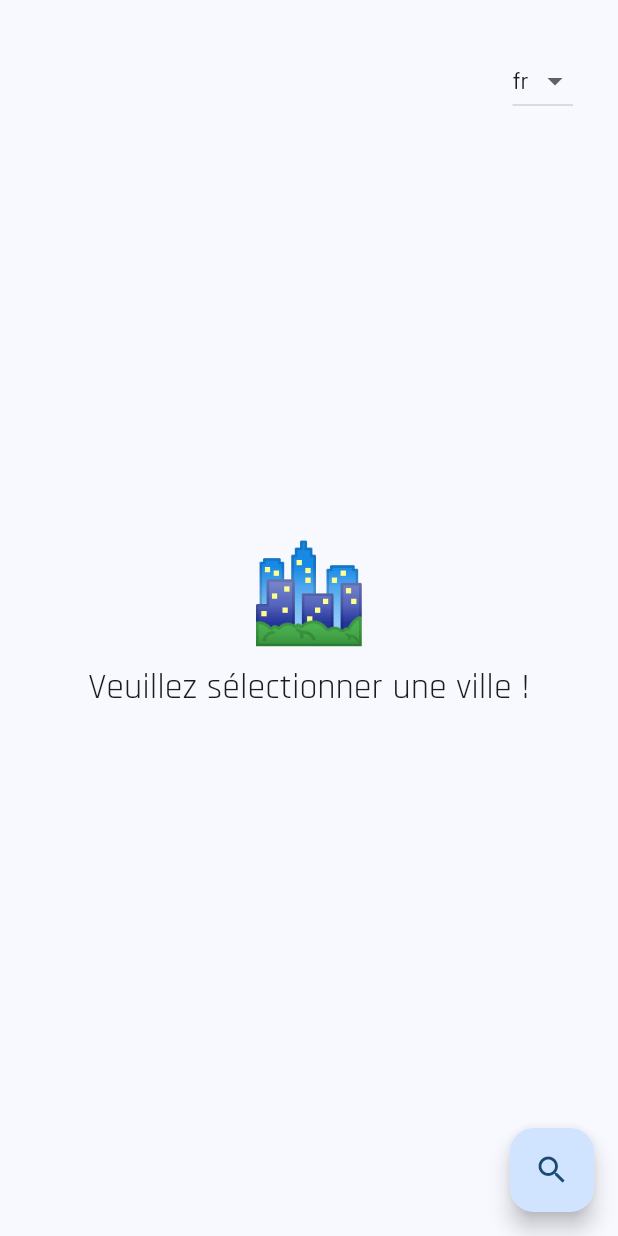
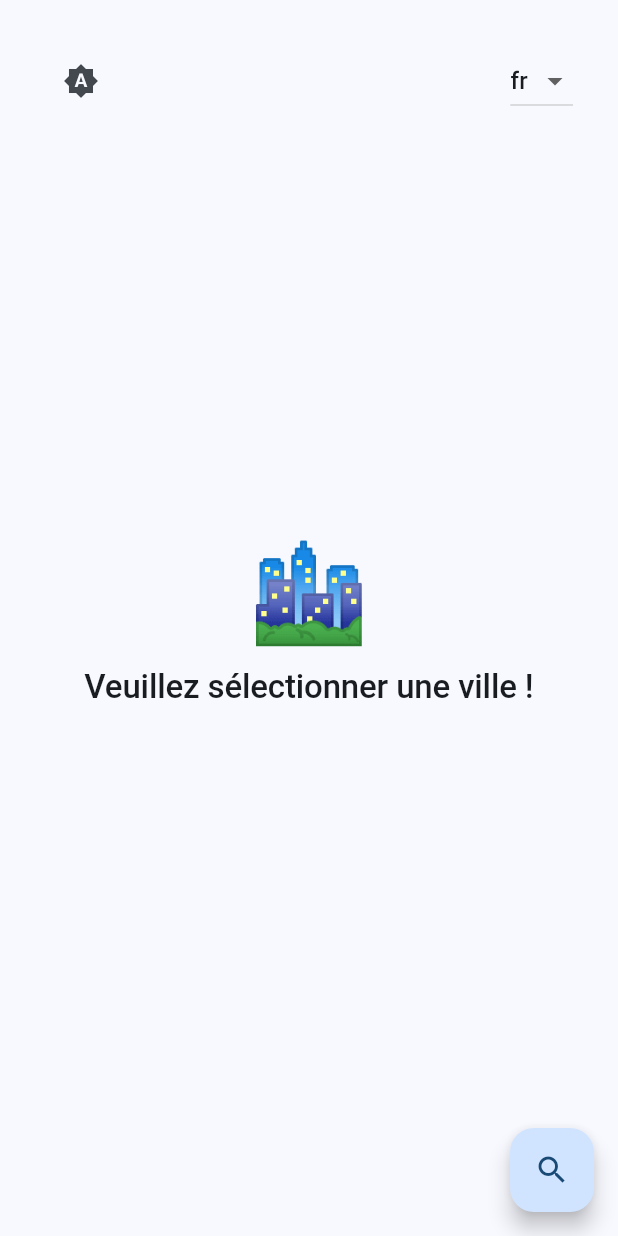
Before and after one commit to JaveedIshaq/weather-app, a Flutter app: the screen it shows after launch, on a phone screen of 412 x 824 dp. Run offline on Flutter 3.47's test engine with Material 3 defaults, Android fonts, the phone set to English and light mode, and no system bars; our stand-ins replace auto_size_text, cached_network_image, connectivity_plus, dartz, device_preview, dio and 15 more; Roboto replaces fonts that are missing (Poppins).

Commit message:
light dark mode switcher applied

```diff
--- a/lib/app/app.dart
+++ b/lib/app/app.dart
@@ -1,16 +1,12 @@
 import 'package:easy_localization/easy_localization.dart';
-// import 'package:firebase_analytics/firebase_analytics.dart';
 import 'package:flutter/material.dart';
 import 'package:flutter_bloc/flutter_bloc.dart';
 import 'package:flutter_easyloading/flutter_easyloading.dart';
-import 'package:fluttertoast/fluttertoast.dart';
 import 'package:weatherapp/app/core/env/app_env.dart';
 import 'package:weatherapp/app/core/extensions/log_extension.dart';
 import 'package:weatherapp/app/core/injection/injection.dart';
 import 'package:weatherapp/app/core/router/router.dart';
 import 'package:weatherapp/app/core/util/observer_utils.dart';
-import 'package:stacked_services/stacked_services.dart';
-import 'package:google_fonts/google_fonts.dart';
 import 'package:weatherapp/features/theme/cubit/theme_cubit.dart';
 
 class MyApp extends StatefulWidget {
@@ -21,44 +17,50 @@ class MyApp extends StatefulWidget {
 }
 
 class _MyAppState extends State<MyApp> {
-  final GlobalKey<NavigatorState> navigatorKey = GlobalKey<NavigatorState>();
+  late final ThemeCubit _themeCubit;
 
   @override
   void initState() {
+    super.initState();
     ('FLAVOR: ${AppEnv.flavor}').log();
-    super.initState();
+    _themeCubit = getIt<ThemeCubit>()..init();
   }
 
   @override
   Widget build(BuildContext context) {
-    return BlocBuilder<ThemeCubit, Color>(
-      bloc: getIt<ThemeCubit>(),
-      builder: (context, state) {
+    return BlocProvider.value(
+      value: _themeCubit,
+      child: BlocBuilder<ThemeCubit, ThemeState>(
+        builder: (context, themeState) {
           return MaterialApp(
+            title: 'Weather App',
             debugShowCheckedModeBanner: false,
-          navigatorKey: StackedService.navigatorKey,
             localizationsDelegates: context.localizationDelegates,
             supportedLocales: context.supportedLocales,
             locale: context.locale,
-          title: 'Weather App',
+            themeMode: themeState.themeMode,
             theme: ThemeData(
-            appBarTheme: const AppBarTheme(
-              backgroundColor: Colors.transparent,
-              elevation: 0,
+              useMaterial3: true,
+              colorSchemeSeed: themeState.color,
+              brightness: Brightness.light,
             ),
-            colorScheme: ColorScheme.fromSeed(seedColor: state),
-            textTheme: GoogleFonts.rajdhaniTextTheme(),
+            darkTheme: ThemeData(
+              useMaterial3: true,
+              colorSchemeSeed: themeState.color,
+              brightness: Brightness.dark,
             ),
             onGenerateRoute: generateRoute,
             initialRoute: Routes.splashScreen,
             navigatorObservers: [
               ObserverUtils.routeObserver,
             ],
-          builder: EasyLoading.init(
-            builder: FToastBuilder(),
-          ),
+            builder: (context, child) {
+              final wrappedChild = EasyLoading.init()(context, child);
+              return wrappedChild;
+            },
           );
         },
+      ),
     );
   }
 }
--- a/lib/app/core/injection/injection.dart
+++ b/lib/app/core/injection/injection.dart
@@ -1,5 +1,6 @@
 import 'package:get_it/get_it.dart';
 import 'package:injectable/injectable.dart';
+import 'package:shared_preferences/shared_preferences.dart';
 import 'package:stacked_services/stacked_services.dart';
 
 import 'injection.config.dart';
@@ -11,6 +12,9 @@ final getIt = GetIt.instance;
   asExtension: true,
 )
 Future<void> configureDependencies() async {
+  final prefs = await SharedPreferences.getInstance();
+  getIt.registerLazySingleton<SharedPreferences>(() => prefs);
+
   await getIt.init();
   getIt.registerLazySingleton(() => SnackbarService());
 }
--- /dev/null
+++ b/lib/features/common/presentation/widgets/theme_toggle_button.dart
@@ -0,0 +1,27 @@
+import 'package:flutter/material.dart';
+import 'package:flutter_bloc/flutter_bloc.dart';
+import 'package:weatherapp/app/core/injection/injection.dart';
+import 'package:weatherapp/features/theme/cubit/theme_cubit.dart';
+
+class ThemeToggleButton extends StatelessWidget {
+  const ThemeToggleButton({super.key});
+
+  @override
+  Widget build(BuildContext context) {
+    return BlocBuilder<ThemeCubit, ThemeState>(
+      bloc: getIt<ThemeCubit>(),
+      builder: (context, state) {
+        final icon = switch (state.themeMode) {
+          ThemeMode.light => Icons.light_mode,
+          ThemeMode.dark => Icons.dark_mode,
+          ThemeMode.system => Icons.brightness_auto,
+        };
+
+        return IconButton(
+          icon: Icon(icon),
+          onPressed: () => getIt<ThemeCubit>().toggleTheme(),
+        );
+      },
+    );
+  }
+}
--- a/lib/features/theme/cubit/theme_cubit.dart
+++ b/lib/features/theme/cubit/theme_cubit.dart
@@ -1,16 +1,68 @@
 import 'package:flutter/material.dart';
+import 'package:shared_preferences/shared_preferences.dart';
 import 'package:weatherapp/app/core/cubit/cubit.dart';
 import 'package:weatherapp/app/core/enum/weather_condition.dart';
 import 'package:weatherapp/features/weather/domain/entities/weather_entity.dart';
 
 @lazySingleton
-class ThemeCubit extends BaseCubit<Color> {
-  ThemeCubit() : super(defaultColor);
+class ThemeCubit extends BaseCubit<ThemeState> {
+  ThemeCubit(this._prefs)
+      : super(const ThemeState(
+          themeMode: ThemeMode.system,
+          color: defaultColor,
+        ));
 
   static const defaultColor = Color(0xFF2196F3);
+  static const String _themeKey = 'theme_mode';
+  final SharedPreferences _prefs;
 
-  void onUpdateTheme(WeatherEntity weather) {
-    if (weather != WeatherEntity.empty()) emit(weather.toColor);
+  Future<void> init() async {
+    final savedTheme = _prefs.getString(_themeKey);
+    if (savedTheme != null) {
+      emit(state.copyWith(
+        themeMode: ThemeMode.values.firstWhere(
+          (e) => e.toString() == savedTheme,
+          orElse: () => ThemeMode.system,
+        ),
+      ));
+    }
+  }
+
+  void toggleTheme() {
+    final newMode = switch (state.themeMode) {
+      ThemeMode.light => ThemeMode.dark,
+      ThemeMode.dark => ThemeMode.system,
+      ThemeMode.system => ThemeMode.light,
+    };
+
+    _prefs.setString(_themeKey, newMode.toString());
+    emit(state.copyWith(themeMode: newMode));
+  }
+
+  void onUpdateWeatherColor(WeatherEntity weather) {
+    if (weather != WeatherEntity.empty()) {
+      emit(state.copyWith(color: weather.toColor));
+    }
+  }
+}
+
+class ThemeState {
+  final ThemeMode themeMode;
+  final Color color;
+
+  const ThemeState({
+    required this.themeMode,
+    required this.color,
+  });
+
+  ThemeState copyWith({
+    ThemeMode? themeMode,
+    Color? color,
+  }) {
+    return ThemeState(
+      themeMode: themeMode ?? this.themeMode,
+      color: color ?? this.color,
+    );
   }
 }
 
--- a/lib/features/theme/theme.dart
+++ b/lib/features/theme/theme.dart
@@ -1 +1,20 @@
+import 'package:flutter/material.dart';
+
 export 'cubit/theme_cubit.dart';
+
+const gray100 = Color(0xffFCFCFC);
+
+TextStyle fontL(
+  double size, {
+  Color? color,
+  double? letterSpacing = -0.1,
+  double? lineHeight,
+}) =>
+    TextStyle(
+      fontSize: size,
+      fontFamily: 'Poppins',
+      fontWeight: FontWeight.w500,
+      color: color ?? gray100,
+      letterSpacing: letterSpacing,
+      height: lineHeight,
+    );
--- a/lib/features/weather/presentation/screens/weather_screen.dart
+++ b/lib/features/weather/presentation/screens/weather_screen.dart
@@ -3,6 +3,7 @@ import 'package:flutter/material.dart';
 import 'package:flutter_bloc/flutter_bloc.dart';
 import 'package:weatherapp/app/core/cubit/base_cubit.dart';
 import 'package:weatherapp/app/core/injection/injection.dart';
+import 'package:weatherapp/features/common/presentation/widgets/theme_toggle_button.dart';
 import 'package:weatherapp/features/theme/cubit/theme_cubit.dart';
 import 'package:weatherapp/features/weather/presentation/cubit/weather_cubit.dart';
 import 'package:weatherapp/features/weather/presentation/screens/search_screen.dart';
@@ -27,14 +28,15 @@ class _WeatherScreenState extends State<WeatherScreen> {
       bloc: getIt<WeatherCubit>(),
       listener: (context, state) {
         if (state.submitStatus == RequestStatus.success) {
-          getIt<ThemeCubit>().onUpdateTheme(state.weatherEntity);
+          getIt<ThemeCubit>().toggleTheme();
         }
       },
       child: BlocBuilder<WeatherCubit, WeatherState>(
         bloc: getIt<WeatherCubit>(),
         builder: (context, state) {
           return Scaffold(
-            body: SizedBox(
+            body: SafeArea(
+              child: SizedBox(
                 height: MediaQuery.of(context).size.height,
                 child: Stack(
                   children: [
@@ -44,6 +46,11 @@ class _WeatherScreenState extends State<WeatherScreen> {
                       submitStatus: state.submitStatus,
                       weatherEntity: state.weatherEntity,
                       locationEntity: state.locationEntity,
+                    ),
+                    Positioned(
+                      left: 30,
+                      top: 30,
+                      child: ThemeToggleButton(),
                     ),
                     Positioned(
                       right: 30,
@@ -67,6 +74,7 @@ class _WeatherScreenState extends State<WeatherScreen> {
                   ],
                 ),
               ),
+            ),
             floatingActionButton: FloatingActionButton(
               child: const Icon(Icons.search, semanticLabel: 'Search'),
               onPressed: () async {
--- a/lib/features/weather/presentation/widgets/weather_empty.dart
+++ b/lib/features/weather/presentation/widgets/weather_empty.dart
@@ -1,5 +1,6 @@
 import 'package:easy_localization/easy_localization.dart';
 import 'package:flutter/material.dart';
+import 'package:weatherapp/features/theme/theme.dart';
 import 'package:weatherapp/generated/locale_keys.g.dart';
 
 class WeatherEmpty extends StatelessWidget {
@@ -14,9 +15,10 @@ class WeatherEmpty extends StatelessWidget {
         const Text('🏙️', style: TextStyle(fontSize: 64)),
         Text(
           LocaleKeys.pleaseSelectCity.tr(),
-          style: theme.textTheme.headlineSmall,
+          style: fontL(22, color: theme.colorScheme.onSurface),
         ),
       ],
     );
   }
 }
+//
```
Also changed, not shown: lib/app/core/injection/injection.config.dart, lib/app/core/util/bold_generator.dart (renamed from lib/util/bold_generator.dart), lib/app/core/util/date_time_utils.dart (renamed from lib/util/date_time_utils.dart), 3 other files. Lines whose indentation alone changed are shown as unchanged.
